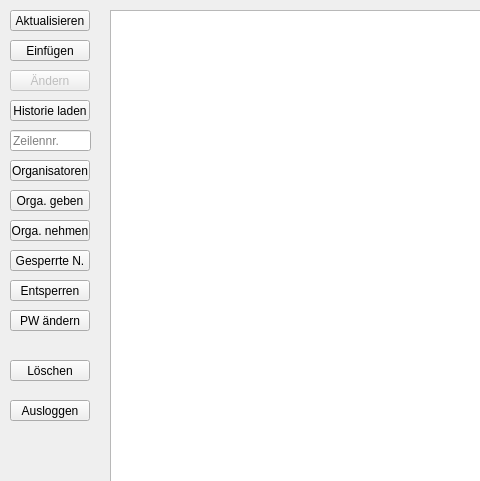
Above: mainwindow.ui from RomanDietenmeier/Klassenliste_Implementierung before the change; both pictures show x 0 to 480 and y 0 to 481 of the 1354 by 743 pixel window. Below: the same form after it.
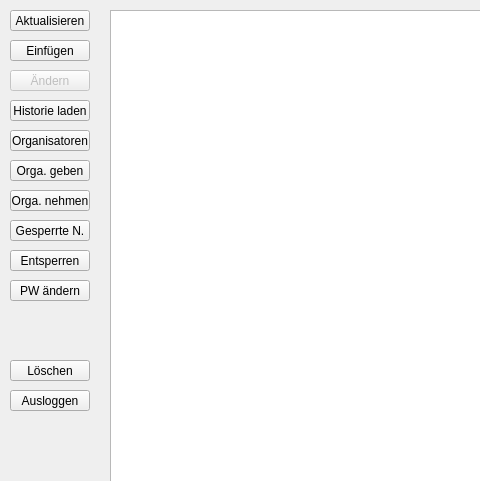
That is the form after the change.

The edit to the form file:
```diff
--- a/mainwindow.ui
+++ b/mainwindow.ui
@@ -81,27 +81,11 @@
      <string>Historie laden</string>
     </property>
    </widget>
-   <widget class="QLineEdit" name="lineEdit_ID_hist">
-    <property name="geometry">
-     <rect>
-      <x>10</x>
-      <y>130</y>
-      <width>81</width>
-      <height>21</height>
-     </rect>
-    </property>
-    <property name="text">
-     <string/>
-    </property>
-    <property name="placeholderText">
-     <string>Zeilennr.</string>
-    </property>
-   </widget>
    <widget class="QPushButton" name="pushButton_8_db">
     <property name="geometry">
      <rect>
       <x>10</x>
-      <y>400</y>
+      <y>390</y>
       <width>80</width>
       <height>21</height>
      </rect>
@@ -127,7 +111,7 @@
     <property name="geometry">
      <rect>
       <x>10</x>
-      <y>310</y>
+      <y>280</y>
       <width>80</width>
       <height>21</height>
      </rect>
@@ -153,7 +137,7 @@
     <property name="geometry">
      <rect>
       <x>10</x>
-      <y>160</y>
+      <y>130</y>
       <width>80</width>
       <height>21</height>
      </rect>
@@ -166,7 +150,7 @@
     <property name="geometry">
      <rect>
       <x>10</x>
-      <y>220</y>
+      <y>190</y>
       <width>80</width>
       <height>21</height>
      </rect>
@@ -179,7 +163,7 @@
     <property name="geometry">
      <rect>
       <x>10</x>
-      <y>250</y>
+      <y>220</y>
       <width>80</width>
       <height>21</height>
      </rect>
@@ -195,7 +179,7 @@
     <property name="geometry">
      <rect>
       <x>10</x>
-      <y>190</y>
+      <y>160</y>
       <width>80</width>
       <height>21</height>
      </rect>
@@ -208,7 +192,7 @@
     <property name="geometry">
      <rect>
       <x>10</x>
-      <y>280</y>
+      <y>250</y>
       <width>80</width>
       <height>21</height>
      </rect>
```
